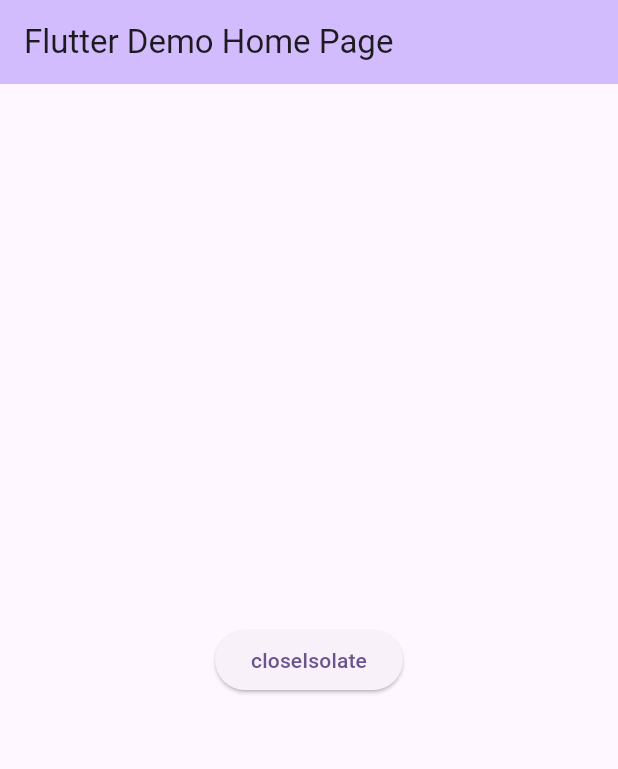
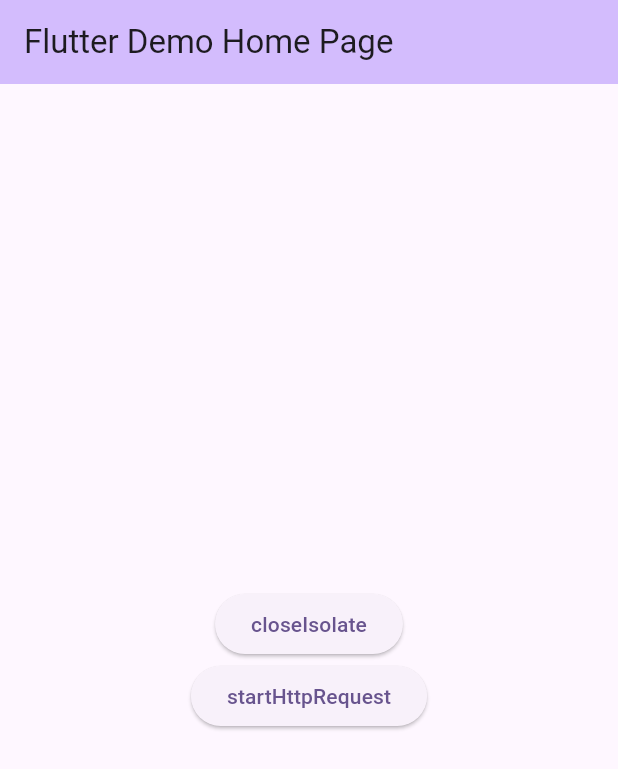
Before and after one commit to HXiaoMing/memory_profile_issue, a Flutter app: the screen it shows after launch, after a tap on "startIsolate", on a phone screen of 412 x 824 dp. Shown: the top 769 px of the screen. Run offline on Flutter 3.47's test engine with Material 2 defaults, Android fonts, the phone set to English and light mode, and no system bars; network calls fail.

Commit message:
feat:HttpClient leak memory

```diff
--- a/lib/main.dart
+++ b/lib/main.dart
@@ -1,9 +1,13 @@
+import 'dart:io';
+
 import 'package:flutter/material.dart';
 import 'package:untitled/test_helper.dart';
+import 'package:untitled/test_http_helper.dart';
 import 'package:untitled/test_isolate_helper.dart';
 import 'package:untitled/toggle_button.dart';
 
 void main() {
+  HttpClient.enableTimelineLogging = false;
   runApp(const MyApp());
 }
 
@@ -62,6 +66,11 @@ class _MyHomePageState extends State<MyHomePage> {
               activeText: 'startIsolate',
               unActiveText: 'closeIsolate',
             ),
+            ElevatedButton(
+                onPressed: () {
+                  const url = 'https://video-previews.elements.envatousercontent.com/files/94ce7280-f6e5-4c85-ad75-911a1f9cae1c/video_preview_h264.mp4';
+                  TestHttpHelper.startHttpRequest(url);
+                }, child: const Text('startHttpRequest'))
           ],
         ),
       ),
```
Also changed, not shown: lib/test_http_helper.dart (added, +31 -0 lines).
